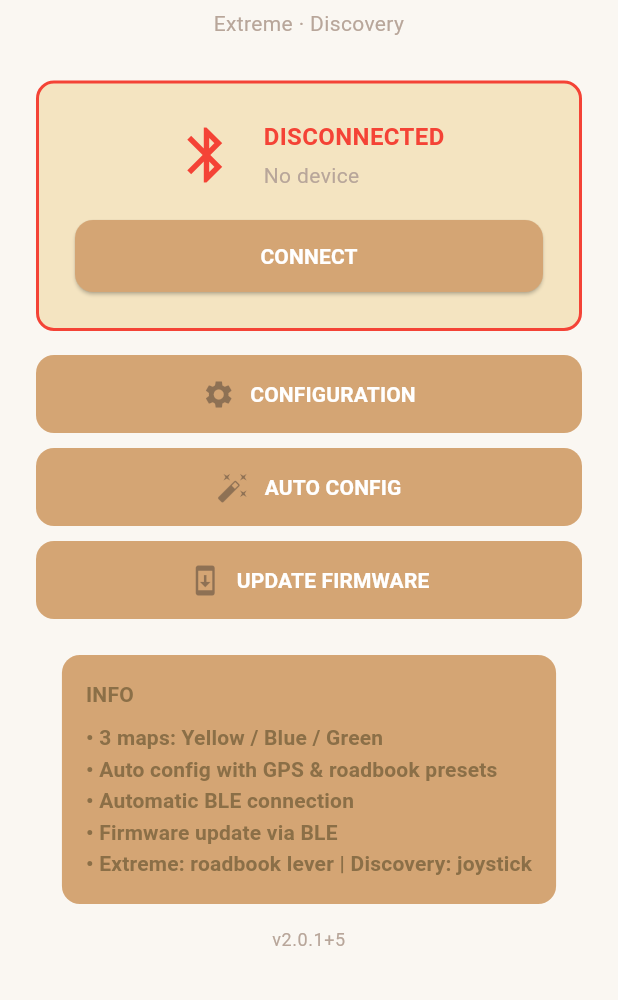
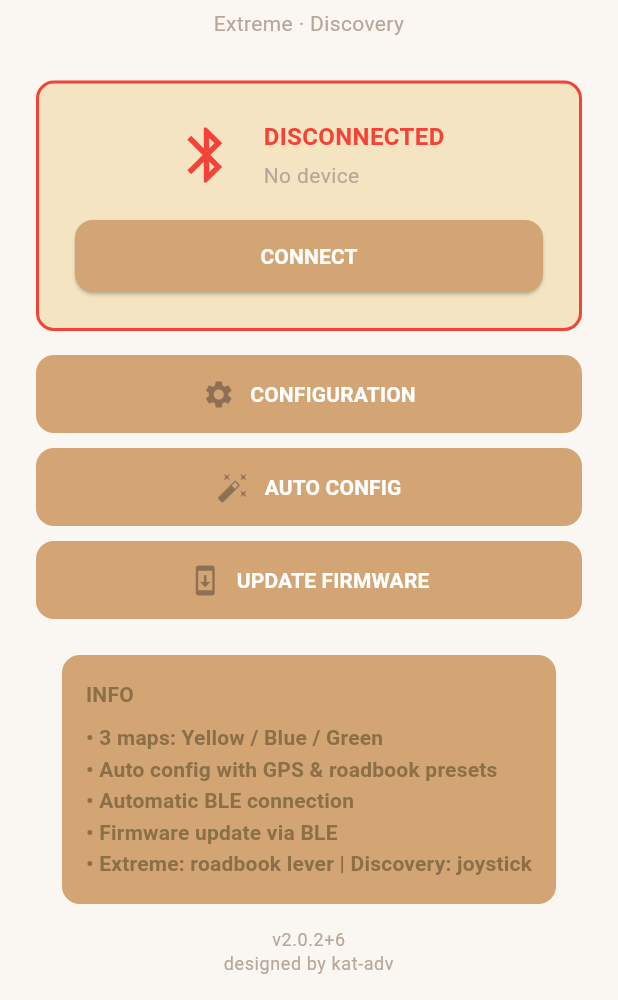
Before and after one commit to hugerock-italia/HUGEROCK_PAD_CONFIGURATOR, a Flutter app: the screen it shows after launch, scrolled down 73 dp, on a phone screen of 412 x 824 dp, the part 236-1236 px from its top. Run offline on Flutter 3.47's test engine with Material 3 defaults, Android fonts, the phone set to English and light mode, and no system bars; our stand-ins replace flutter_blue_plus, package_info_plus, permission_handler, shared_preferences; accounts and stored records are empty; network calls fail.

Commit message:
feat(ui): add "designed by kat-adv" author signature below version
Add a static Text widget below the app version label in the home screen,
styled with bodySmall and AppColors.sandGrey. Bump version to 2.0.2+6
and update releases.json with matching metadata.

Co-Authored-By: Claude Sonnet 4.6 <noreply@anthropic.com>

```diff
--- a/lib/screens/home_screen.dart
+++ b/lib/screens/home_screen.dart
@@ -302,6 +302,13 @@ class _HomeScreenState extends State<HomeScreen> {
                       ),
                   textAlign: TextAlign.center,
                 ),
+              Text(
+                'designed by kat-adv',
+                style: Theme.of(context).textTheme.bodySmall?.copyWith(
+                      color: AppColors.sandGrey,
+                    ),
+                textAlign: TextAlign.center,
+              ),
               const SizedBox(height: 8),
             ],
           ),
--- a/pubspec.yaml
+++ b/pubspec.yaml
@@ -2,7 +2,7 @@ name: kat1_configurator
 description: HugeRock KAT1 Configurator
 publish_to: none
 
-version: 2.0.1+5
+version: 2.0.2+6
 
 environment:
   sdk: '>=3.0.0 <4.0.0'
--- a/releases.json
+++ b/releases.json
@@ -1,6 +1,6 @@
 {
-  "version": "2.0.1",
-  "apkUrl": "https://github.com/hugerock-italia/HUGEROCK_PAD_CONFIGURATOR/releases/download/v2.0.1/app-release.apk",
-  "releaseNotes": "Added DMD2 GPS profile: a new button mapping preset for DMD2 in GPS mode, mirroring the existing Whip Live GPS layout\nFixed update checker: added missing INTERNET permission that prevented the app from detecting available updates",
+  "version": "2.0.2",
+  "apkUrl": "https://github.com/hugerock-italia/HUGEROCK_PAD_CONFIGURATOR/releases/download/v2.0.2/app-release.apk",
+  "releaseNotes": "Added author signature \"designed by kat-adv\" below the version label in the home screen",
   "date": "2026-05-16"
 }
```
